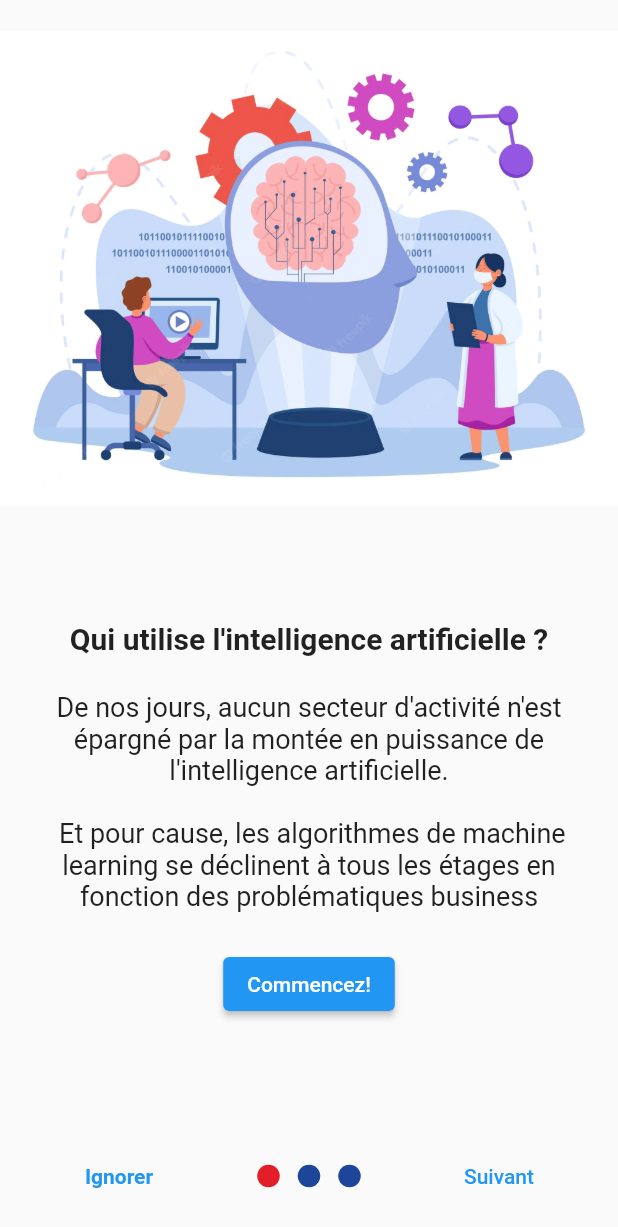
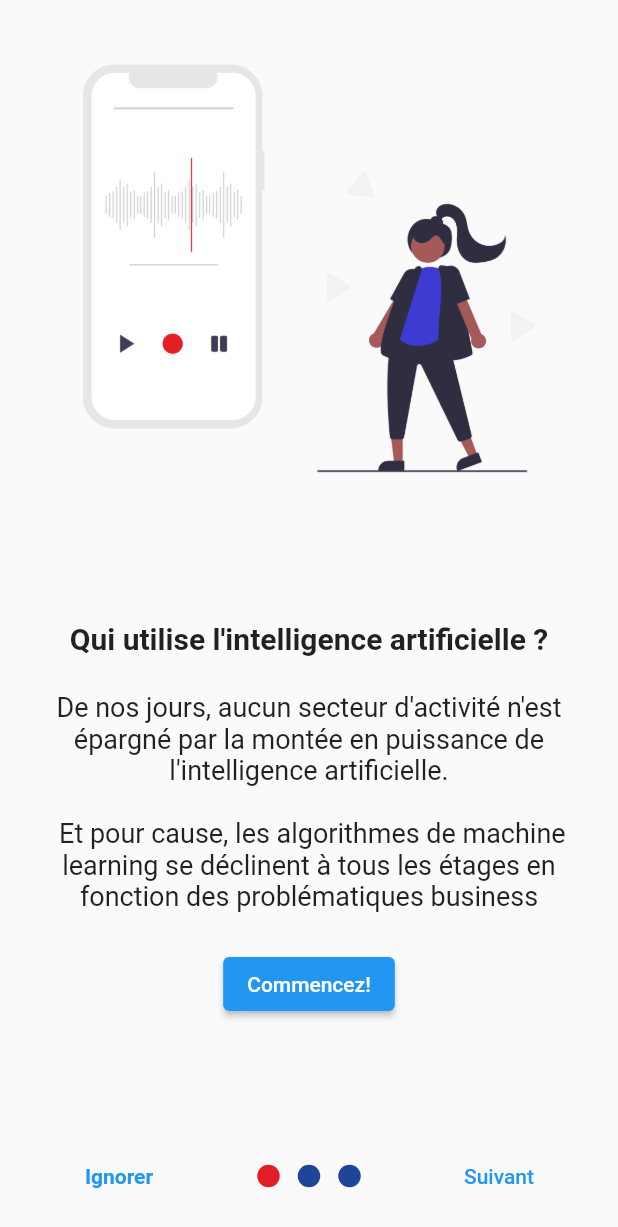
Before and after one commit to openburkina/langtech-moore, a Flutter app: the screen it shows after launch, on a phone screen of 412 x 824 dp. Shown: the top 1227 px of the screen. Run offline on Flutter 3.47's test engine with Material 2 defaults, Android fonts, the phone set to English and light mode, and no system bars; drawn by our look-alikes of introduction_screen; our stand-ins replace convex_bottom_bar, delayed_display, flutter_spinkit, fluttertoast, google_fonts, shared_preferences.

Commit message:
image slide

```diff
--- a/lib/pages/slidePage/splash.dart
+++ b/lib/pages/slidePage/splash.dart
@@ -18,7 +18,7 @@ class _ScreenPageState extends State<SplashScreen> {
             "De nos jours, aucun secteur d'activité n'est épargné par la montée en puissance de l'intelligence artificielle. \n\n Et pour cause, les algorithmes de machine learning se déclinent à tous les étages en fonction des problématiques business",
         footer: ElevatedButton(
             onPressed: () => {}, child: const Text("Commencez!")),
-        image: Center(child: Image.asset("images/ia1.webp")),
+        image: Center(child: Image.asset("assets/images/slide/slide3.png")),
         decoration: const PageDecoration(
             titleTextStyle:
                 TextStyle(fontSize: 20.0, fontWeight: FontWeight.bold))),
@@ -28,7 +28,7 @@ class _ScreenPageState extends State<SplashScreen> {
             "Les données sont au cœur de la technologie de l'IA.\n\nL’intelligence humaine, l’IA a d’abord besoin d’apprendre pour se développer et réaliser son plein potentiel à travers ces données",
         footer: ElevatedButton(
             onPressed: () => {}, child: const Text("Commencer!")),
-        image: Center(child: Image.asset("images/ia2.jpg")),
+        image: Center(child: Image.asset("assets/images/slide/slide1.png")),
         decoration: const PageDecoration(
             titleTextStyle:
                 TextStyle(fontSize: 20.0, fontWeight: FontWeight.bold))),
@@ -38,7 +38,7 @@ class _ScreenPageState extends State<SplashScreen> {
             "Il s’agit d’un bon plan pour ceux qui prennent le temps d’alimenter la plateforme avec leurs contributions en fournissant la traduction des données sources",
         footer: ElevatedButton(
             onPressed: () => {}, child: const Text("Commencer!")),
-        image: Center(child: Image.asset("images/ia3.webp")),
+        image: Center(child: Image.asset("assets/images/slide/slide2.png")),
         decoration: const PageDecoration(
             titleTextStyle:
                 TextStyle(fontSize: 20.0, fontWeight: FontWeight.bold)))
--- a/pubspec.yaml
+++ b/pubspec.yaml
@@ -69,6 +69,7 @@ flutter:
   # To add assets to your application, add an assets section, like this:
   assets:
       - assets/images/
+      - assets/images/slide/
       - images/book.gif
       - images/parent.png
       - images/ia1.webp
```
Also changed, not shown: assets/images/slide/slide1.png (added), assets/images/slide/slide2.png (added), assets/images/slide/slide3.png (added).
